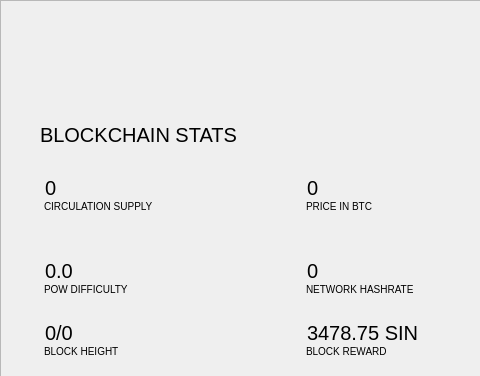
Above: src/qt/forms/statspage.ui from crptec/sinovate before the change; both pictures show x 0 to 480 and y 0 to 376 of the 1179 by 868 pixel window. Below: the same form after it.
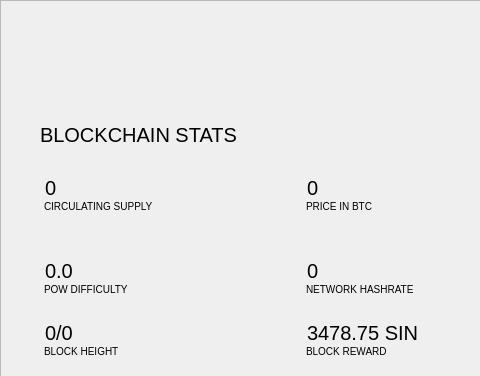
That is the form after the change.

The edit to the form file:
```diff
--- a/src/qt/forms/statspage.ui
+++ b/src/qt/forms/statspage.ui
@@ -358,7 +358,7 @@
 margin-bottom: 20px;</string>
               </property>
               <property name="text">
-               <string>CIRCULATION SUPPLY</string>
+               <string>CIRCULATING SUPPLY</string>
               </property>
               <property name="indent">
                <number>4</number>
```
